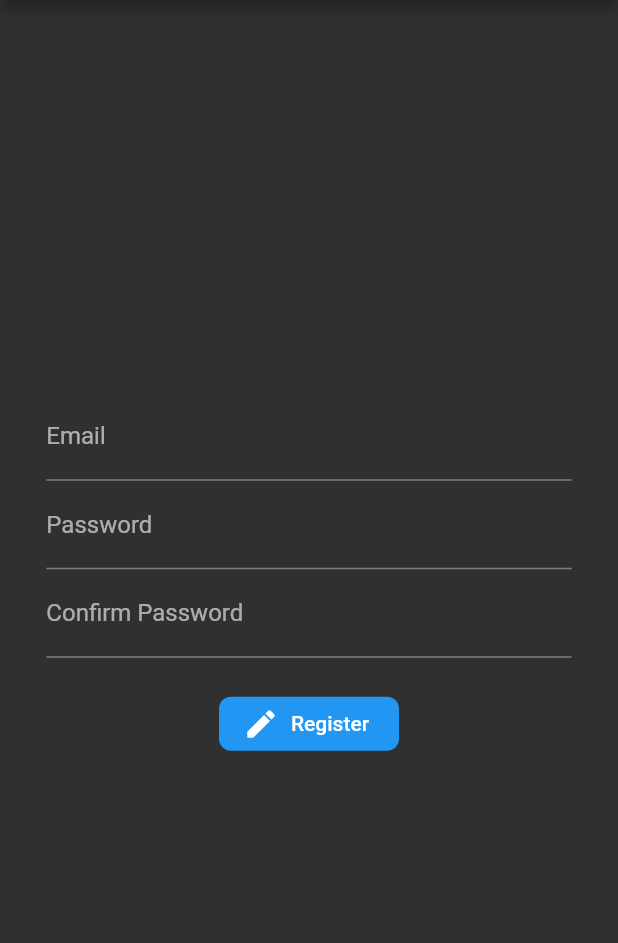
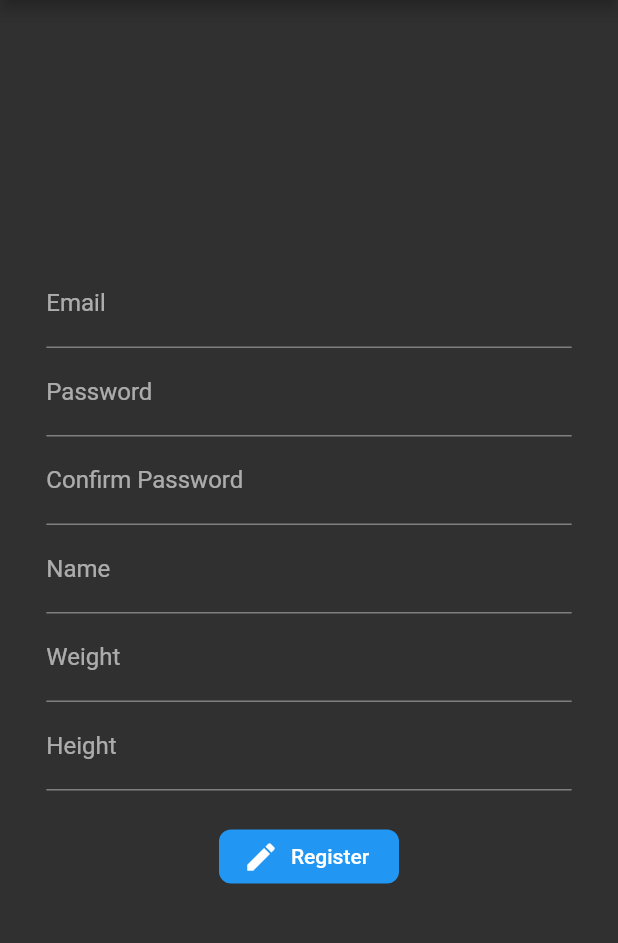
Before and after one commit to Ham80234/Swolemates, a Flutter app: the RegisterPage screen opened by its route, on a phone screen of 412 x 824 dp, the part 84-1027 px from its top. Run offline on Flutter 3.47's test engine with Material 2 defaults, Android fonts, the phone set to English and light mode, and no system bars; our stand-ins replace charts_flutter, flutter_svg, rxdart, shared_preferences, sqflite; accounts and stored records are empty; network calls fail.

Commit message:
added rgister

```diff
--- a/lib/pages/register/register_page.dart
+++ b/lib/pages/register/register_page.dart
@@ -19,6 +19,9 @@ class _RegisterPageState extends State<RegisterPage> {
   final Map<String, dynamic> _formData = {
     'email': null,
     'password': null,
+    'name': null,
+    'weight': null,
+    'height': null
   };
 
   final GlobalKey<FormState> _formKey = GlobalKey<FormState>();
@@ -56,6 +59,36 @@ class _RegisterPageState extends State<RegisterPage> {
       },
     );
   }
+  Widget _buildNameField() {
+    return TextFormField(
+      decoration: InputDecoration(labelText: 'Name'),
+
+      onSaved: (value) {
+        _formData['name'] = value;
+      },
+    );
+  }
+
+Widget _buildWeightField() {
+    return TextFormField(
+      decoration: InputDecoration(labelText: 'Weight'),
+
+      onSaved: (value) {
+        _formData['weight'] = value;
+      },
+    );
+  }
+
+Widget _buildHeightField() {
+    return TextFormField(
+      decoration: InputDecoration(labelText: 'Height'),
+
+      onSaved: (value) {
+        _formData['height'] = value;
+      },
+    );
+  }
+
 
   Widget _buildConfirmPasswordField() {
     return TextFormField(
@@ -122,6 +155,10 @@ class _RegisterPageState extends State<RegisterPage> {
                     _buildEmailField(),
                     _buildPasswordField(),
                     _buildConfirmPasswordField(),
+                    _buildNameField(),
+                    _buildWeightField(),
+                    _buildHeightField(),
+
                     SizedBox(
                       height: 20.0,
                     ),
```
Also changed, not shown: lib/pages/profile/profile_page.dart (+75 -36 lines).
